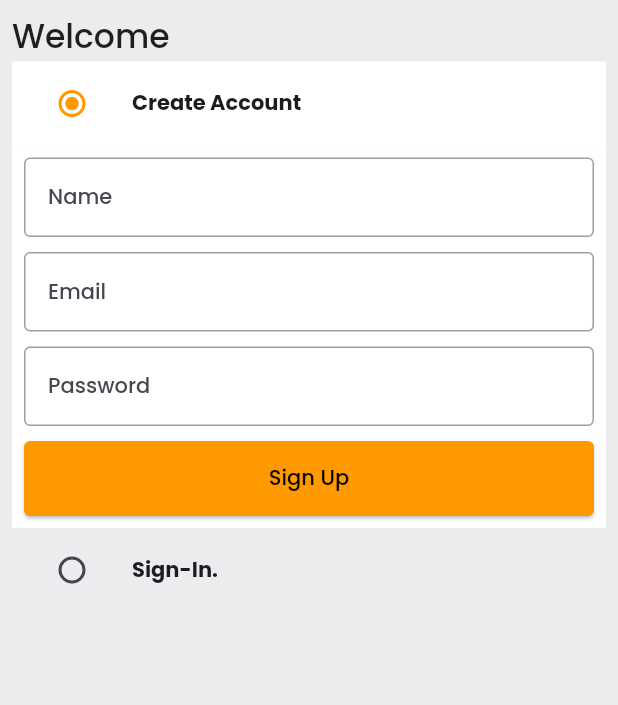
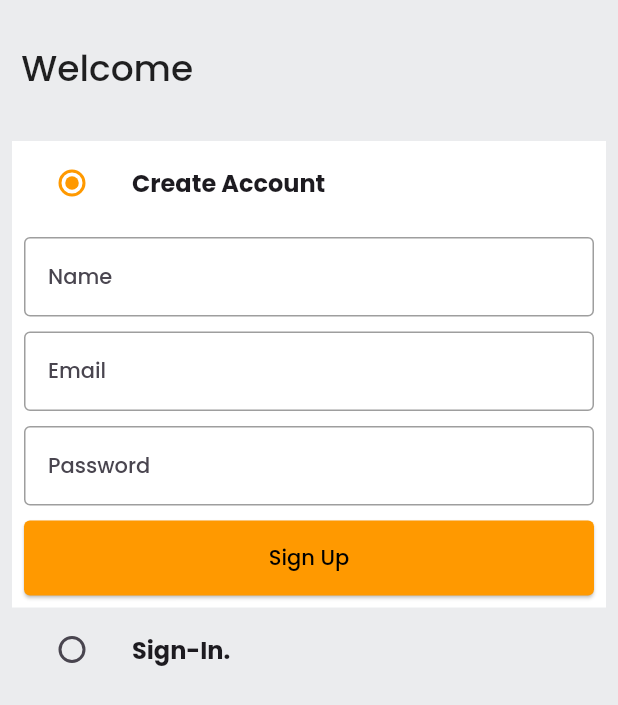
Before and after one commit to basitali1509/E-commere-Amazon-app, a Flutter app: the screen it shows after launch, on a phone screen of 412 x 824 dp. Shown: the top 705 px of the screen. Run offline on Flutter 3.47's test engine with Material 2 defaults, Android fonts, the phone set to English and light mode, and no system bars; our stand-ins replace badges, carousel_slider, charts_flutter_new, dotted_border, flutter_rating_bar, google_fonts and 2 more; missing offline and left inert: cloudinary_public, pay.

Commit message:
Responsive Update

```diff
--- a/lib/auth/auth_screen/auth_screen.dart
+++ b/lib/auth/auth_screen/auth_screen.dart
@@ -54,19 +54,27 @@ class _AuthScreenState extends State<AuthScreen> {
   @override
   Widget build(BuildContext context) {
     return Scaffold(
+      resizeToAvoidBottomInset: false,
+
       backgroundColor: GlobalVariables.greyBackgroundCOlor,
       body: SafeArea(
         child: Padding(
-          padding: const EdgeInsets.all(8.0),
+          padding: const EdgeInsets.all(8),
           child: Column(
             crossAxisAlignment: CrossAxisAlignment.start,
             children: [
+              const SizedBox(
+                height: 20,
+              ),
               const Text(
-                'Welcome',
+                ' Welcome',
                 style: TextStyle(
-                  fontSize: 22,
+                  fontSize: 24,
                   fontWeight: FontWeight.w500,
                 ),
+              ),
+              const SizedBox(
+                height: 30,
               ),
               ListTile(
                 tileColor: _auth == Auth.signup
@@ -75,6 +83,7 @@ class _AuthScreenState extends State<AuthScreen> {
                 title: const Text(
                   'Create Account',
                   style: TextStyle(
+                    fontSize: 16,
                     fontWeight: FontWeight.bold,
                   ),
                 ),
@@ -108,6 +117,7 @@ class _AuthScreenState extends State<AuthScreen> {
                         ),
                         const SizedBox(height: 10),
                         CustomTextField(
+
                           controller: _passwordController,
                           hintText: 'Password',
                         ),
@@ -132,6 +142,7 @@ class _AuthScreenState extends State<AuthScreen> {
                 title: const Text(
                   'Sign-In.',
                   style: TextStyle(
+                    fontSize: 16,
                     fontWeight: FontWeight.bold,
                   ),
                 ),
@@ -161,6 +172,7 @@ class _AuthScreenState extends State<AuthScreen> {
                         const SizedBox(height: 10),
                         CustomTextField(
                           controller: _passwordController,
+                          obscureText: true,
                           hintText: 'Password',
                         ),
                         const SizedBox(height: 10),
```
